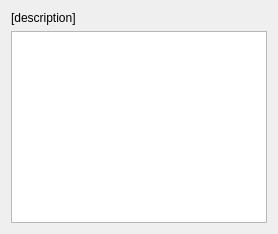
Above: Tools/ToolKalmanFilterer/qtkalmanfiltererparameterdialog.ui from richelbilderbeek/ProjectRichelBilderbeek before the change. Below: the same form after it.
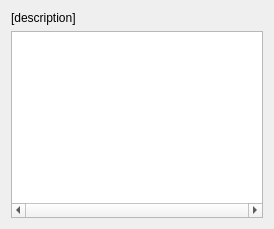
That is the form after the change. Icons and pictures are not drawn.

The edit to the form file:
```diff
--- a/Tools/ToolKalmanFilterer/qtkalmanfiltererparameterdialog.ui
+++ b/Tools/ToolKalmanFilterer/qtkalmanfiltererparameterdialog.ui
@@ -6,8 +6,8 @@
    <rect>
     <x>0</x>
     <y>0</y>
-    <width>235</width>
-    <height>107</height>
+    <width>274</width>
+    <height>229</height>
    </rect>
   </property>
   <property name="windowTitle">
@@ -34,14 +34,23 @@
    <item row="1" column="0" colspan="2">
     <widget class="QTableView" name="table">
      <property name="sizePolicy">
-      <sizepolicy hsizetype="MinimumExpanding" vsizetype="MinimumExpanding">
+      <sizepolicy hsizetype="Preferred" vsizetype="Preferred">
        <horstretch>0</horstretch>
        <verstretch>0</verstretch>
       </sizepolicy>
      </property>
+     <property name="verticalScrollBarPolicy">
+      <enum>Qt::ScrollBarAlwaysOff</enum>
+     </property>
+     <property name="horizontalScrollBarPolicy">
+      <enum>Qt::ScrollBarAlwaysOn</enum>
+     </property>
      <property name="alternatingRowColors">
       <bool>true</bool>
      </property>
+     <property name="cornerButtonEnabled">
+      <bool>true</bool>
+     </property>
     </widget>
    </item>
   </layout>
```
